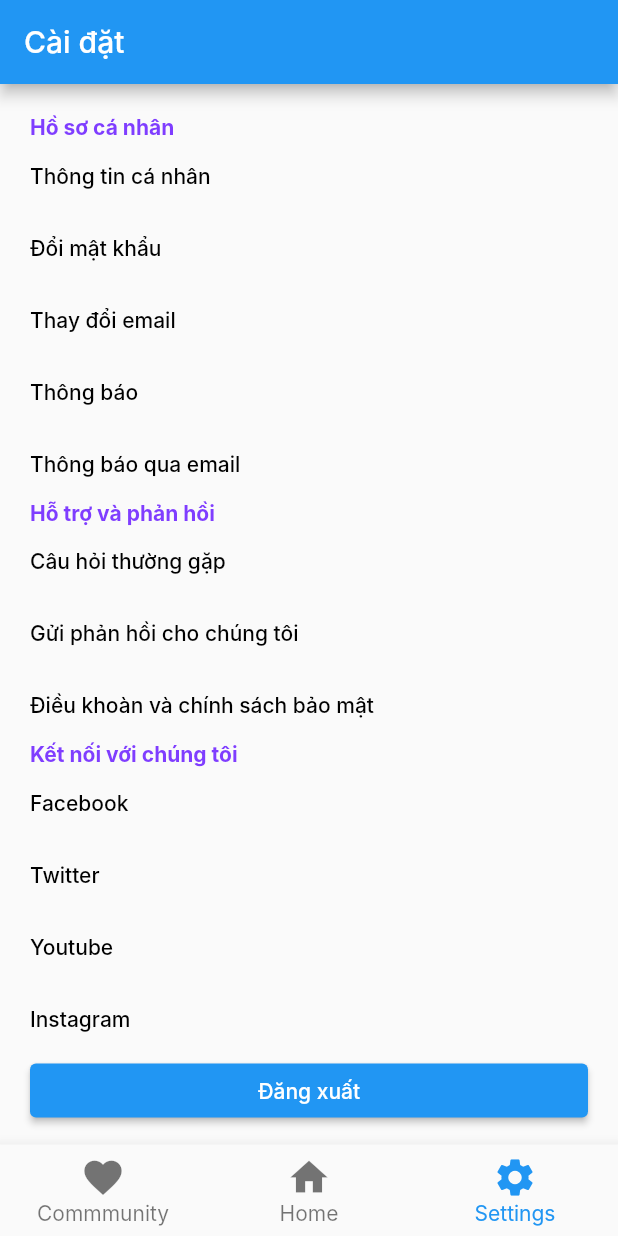
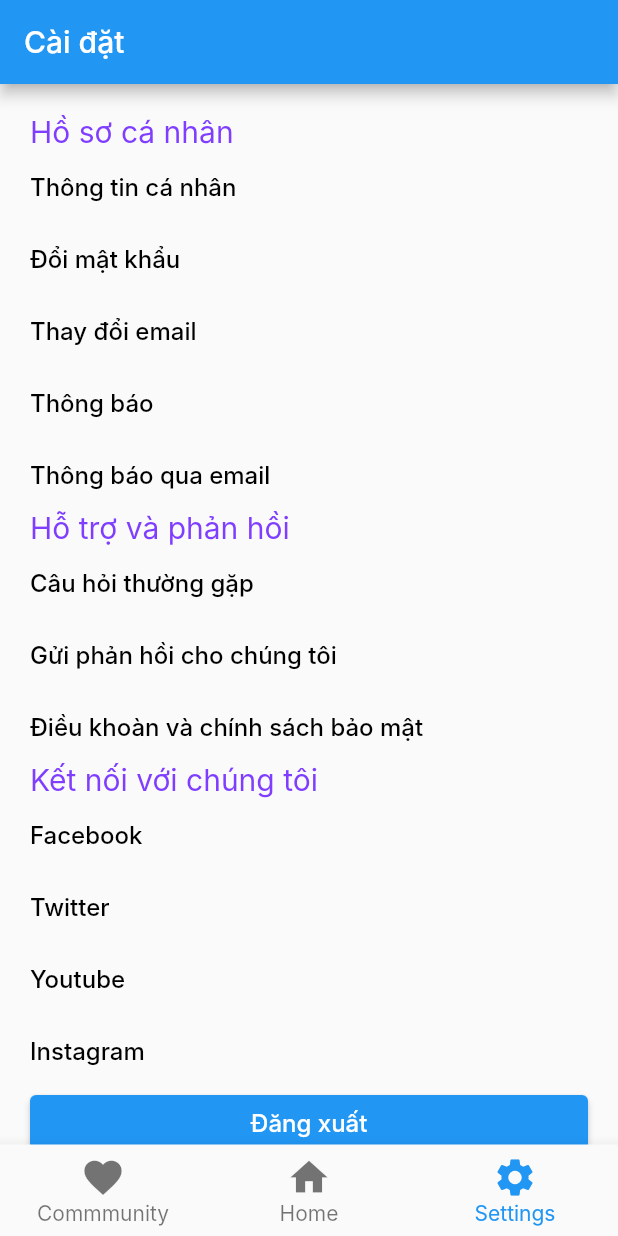
Before and after one commit to LnG-a/Your-Eyes, a Flutter app: the screen it shows after launch, swiped to page 3, on a phone screen of 412 x 824 dp. Run offline on Flutter 3.47's test engine with Material 2 defaults, Android fonts, the phone set to English and light mode, and no system bars; our stand-ins replace firebase_core; accounts and stored records are empty; Roboto replaces fonts that are missing (Inter).

Commit message:
update setting page

```diff
--- a/lib/pages/settings_page.dart
+++ b/lib/pages/settings_page.dart
@@ -40,7 +40,7 @@ class _SettingsPageState extends State<SettingsPage> {
           ButtonElement(text: "Twitter", onPressed: () {}),
           ButtonElement(text: "Youtube", onPressed: () {}),
           ButtonElement(text: "Instagram", onPressed: () {}),
-          ElevatedButton(onPressed: () {}, child: Text("Đăng xuất"))
+          ElevatedButton(onPressed: () {}, child: Text("Đăng xuất", style: const TextStyle(color: Colors.white, fontSize: 16),))
         ],
       ),
     );
@@ -59,11 +59,11 @@ class ButtonElement extends StatelessWidget {
     return TextButton(
         style: TextButton.styleFrom(
           alignment: Alignment.centerLeft,
-          padding: EdgeInsets.zero,
+          padding: EdgeInsets.all(0),
         ),
         onPressed: onPressed,
         child: Text(text,
-            style: const TextStyle(color: Colors.black, fontSize: 14)));
+            style: const TextStyle(color: Colors.black, fontSize: 16)));
   }
 }
 
@@ -77,7 +77,7 @@ class TitleSession extends StatelessWidget {
     return Text(
       title,
       style: const TextStyle(
-          color: mainColor, fontWeight: FontWeight.bold, fontSize: 14),
+          color: mainColor, fontSize: 20),
     );
   }
 }
```
